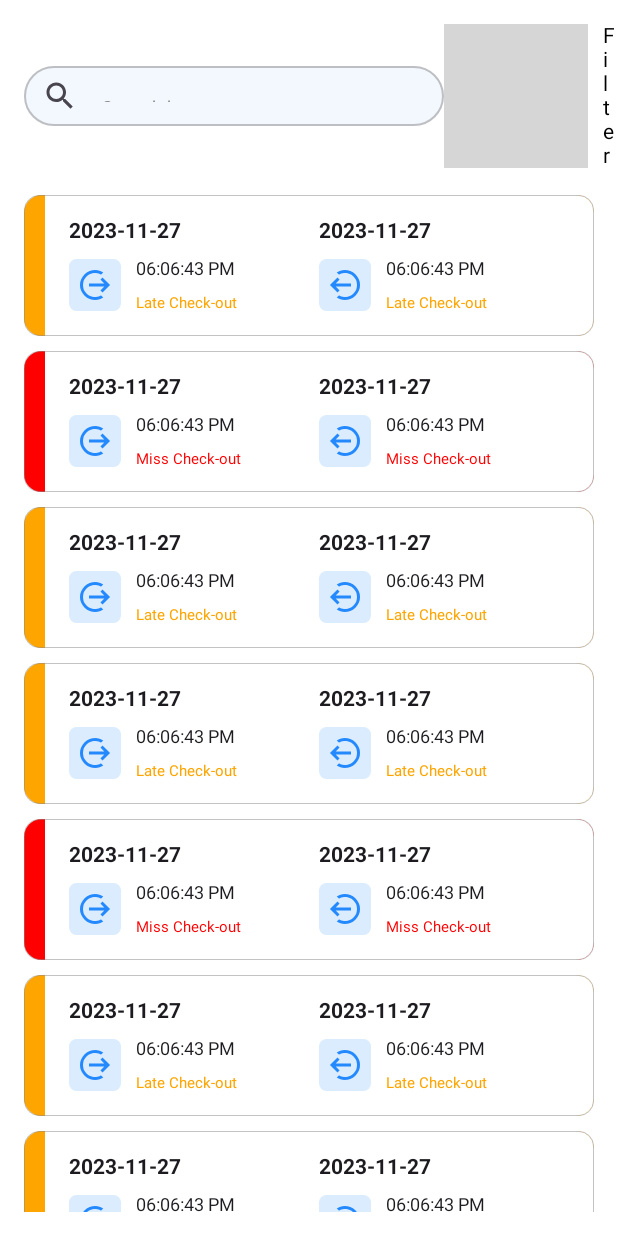
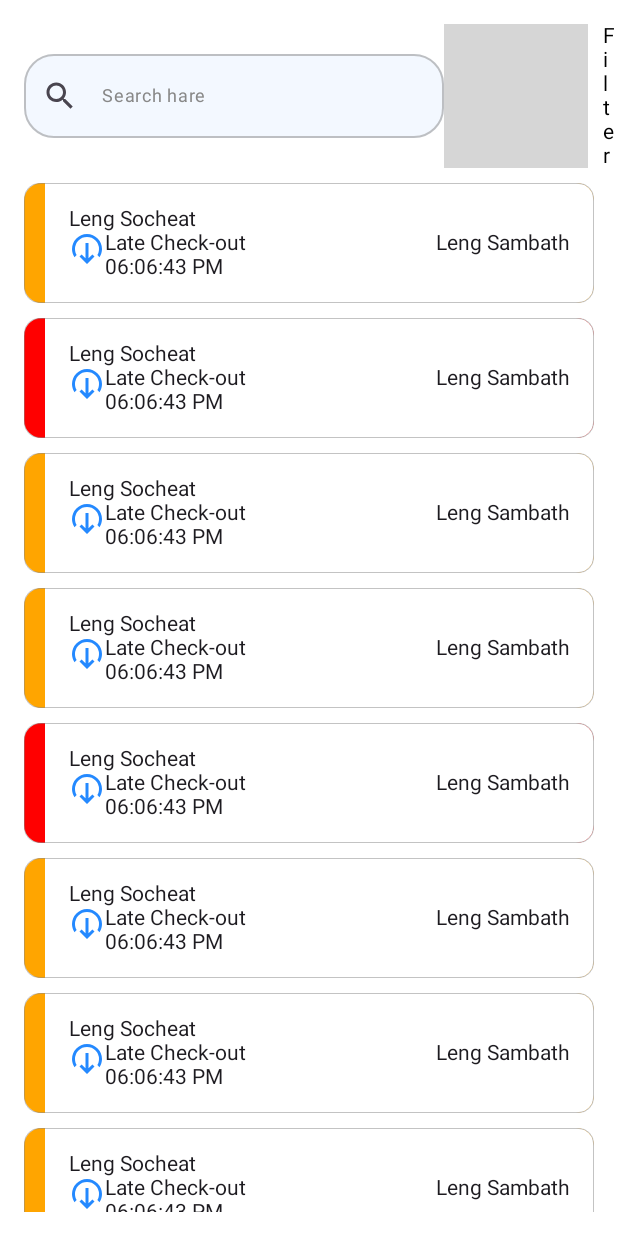
Before and after one commit to theaoudom/PreWeHr, an Android app built with Jetpack Compose: the @Preview function AttendanceScreen, on a phone screen of 412 x 824 dp. Run offline under Robolectric (Android 15) with nearby library versions, the phone set to English and light mode, and no system bars; grey boxes are pictures that could not be loaded.

Commit message:
attendance

```diff
--- a/app/src/main/java/com/hrd/wehr_project/ui/screen/attendance/AttendanceScreen.kt
+++ b/app/src/main/java/com/hrd/wehr_project/ui/screen/attendance/AttendanceScreen.kt
@@ -13,6 +13,7 @@ import androidx.compose.foundation.layout.fillMaxWidth
 import androidx.compose.foundation.layout.height
 import androidx.compose.foundation.layout.padding
 import androidx.compose.foundation.layout.size
+import androidx.compose.foundation.layout.width
 import androidx.compose.foundation.lazy.LazyColumn
 import androidx.compose.foundation.lazy.items
 import androidx.compose.foundation.shape.CircleShape
@@ -40,11 +41,12 @@ import androidx.compose.ui.draw.rotate
 import androidx.compose.ui.graphics.Color
 import androidx.compose.ui.res.painterResource
 import androidx.compose.ui.text.font.FontWeight
+import androidx.compose.ui.tooling.preview.Preview
 import androidx.compose.ui.unit.dp
 import androidx.compose.ui.unit.sp
 import com.hrd.wehr_project.R
 import kotlin.text.contains
-
+@Preview
 @Composable
 fun AttendanceScreen() {
 
@@ -61,7 +63,6 @@ fun AttendanceScreen() {
         SearchFilterBar(searchText) {
             searchText = it
         }
-        Spacer(modifier = Modifier.height(8.dp))
         AttendanceList(filteredAttendance)
     }
 }
@@ -83,7 +84,7 @@ fun SearchFilterBar(searchText: String, onSearchTextChanged: (String) -> Unit) {
         horizontalArrangement = Arrangement.SpaceBetween
     ) {
         OutlinedTextField(
-            modifier = Modifier.height(40.dp),
+            modifier = Modifier,
             colors = TextFieldDefaults.outlinedTextFieldColors(
                 unfocusedBorderColor = Color.Gray.copy(0.5f),
                 focusedBorderColor = Color.Gray.copy(0.5f),
@@ -101,18 +102,9 @@ fun SearchFilterBar(searchText: String, onSearchTextChanged: (String) -> Unit) {
                 )
             }
         )
-//        if (searchText.isNotEmpty()) {
-//            Icon(imageVector = Icons.Filled.Close,
-//                contentDescription = "Clear",
-//                modifier = Modifier
-//                    .padding(8.dp)
-//                    .size(24.dp)
-//                    .clickable { onSearchTextChanged("")
-//                    }
-//            )
-//        }
         Row(
-            modifier = Modifier,
+            modifier = Modifier.fillMaxWidth(),
+            horizontalArrangement = Arrangement.End,
             verticalAlignment = Alignment.CenterVertically
         ) {
             Image(
@@ -153,117 +145,133 @@ fun AttendanceList(attendanceList: List<Attendance>) {
                         verticalAlignment = Alignment.CenterVertically,
                         horizontalArrangement = Arrangement.SpaceBetween
                     ) {
-                        // Left Date Card
-                        Column(
-                            modifier = Modifier.weight(1f),
-                            verticalArrangement = Arrangement.spacedBy(10.dp)
-                        ) {
-                            Text(
-                                text = attendance.aesDate,
-                                fontSize = 14.sp,
-                                fontWeight = FontWeight.Bold
-                            )
-                            Box{
-                                Row(
-                                    modifier = Modifier.fillMaxWidth(),
-                                    verticalAlignment = Alignment.CenterVertically,
-                                    horizontalArrangement = Arrangement.spacedBy(10.dp)
-                                ) {
-                                    Box(
-                                        modifier = Modifier
-                                            .background(
-                                                Color(0xFF2489FF).copy(0.16f), RoundedCornerShape(5.dp)
-                                            )
-                                            .padding(5.dp)
-                                    ) {
-                                        Image(
-                                            painter = painterResource(R.drawable.output_circle_24dp_2489ff_fill0_wght400_grad0_opsz24),
-                                            contentDescription = "check out",
-                                            Modifier.rotate(270f)
-                                        )
-                                    }
-                                    Column(
-                                        modifier = Modifier,
-                                        verticalArrangement = Arrangement.SpaceBetween
-                                    ) {
-                                        Text(
-                                            text = "06:06:43 PM",
-                                            fontSize = 12.sp,
-                                            modifier = Modifier.padding(bottom = 10.dp)
-                                        )
-                                        if (attendance.checkOut.statusName == "Miss Check-out") {
-                                            Text(
-                                                text = "Miss Check-out",
-                                                color = Color.Red,
-                                                fontSize = 10.sp
-                                            )
-                                        } else {
-                                            Text(
-                                                text = attendance.checkOut.statusName,
-                                                color = Color(0xFFFFA500),
-                                                fontSize = 10.sp
-                                            )
-                                        }
-                                    }
+                        // left check out
+                        Column {
+                            Text("Leng Socheat")
+                            Row {
+                                Image(painter = painterResource(R.drawable.output_circle_24dp_2489ff_fill0_wght400_grad0_opsz24), contentDescription = "check out")
+                                Column {
+                                    Text("Late Check-out")
+                                    Text("06:06:43 PM")
                                 }
                             }
                         }
+                        Column {
+                            Text("Leng Sambath")
+                        }
+
+
+                        // Left Date Card
+//                        Column(
+//                            modifier = Modifier.weight(1f),
+//                            verticalArrangement = Arrangement.spacedBy(8.dp)
+//                        ) {
+//                            Text(
+//                                text = attendance.aesDate,
+//                                fontSize = 14.sp,
+//                                fontWeight = FontWeight.Bold
+//                            )
+//                            Box{
+//                                Row(
+//                                    modifier = Modifier.fillMaxWidth(),
+//                                    verticalAlignment = Alignment.CenterVertically,
+//                                    horizontalArrangement = Arrangement.spacedBy(10.dp)
+//                                ) {
+//                                    Box(
+//                                        modifier = Modifier
+//                                            .background(
+//                                                Color(0xFF2489FF).copy(0.16f), RoundedCornerShape(5.dp)
+//                                            )
+//                                            .padding(5.dp)
+//                                    ) {
+//                                        Image(
+//                                            painter = painterResource(R.drawable.output_circle_24dp_2489ff_fill0_wght400_grad0_opsz24),
+//                                            contentDescription = "check out",
+//                                            Modifier.rotate(270f)
+//                                        )
+//                                    }
+//                                    Column(
+//                                        modifier = Modifier,
+//                                        verticalArrangement = Arrangement.SpaceBetween
+//                                    ) {
+//                                        Text(
+//                                            text = "06:06:43 PM",
+//                                            fontSize = 12.sp,
+//                                            modifier = Modifier.padding(bottom = 10.dp)
+//                                        )
+//                                        if (attendance.checkOut.statusName == "Miss Check-out") {
+//                                            Text(
+//                                                text = "Miss Check-out",
+//                                                color = Color.Red,
+//                                                fontSize = 10.sp
+//                                            )
+//                                        } else {
+//                                            Text(
+//                                                text = attendance.checkOut.statusName,
+//                                                color = Color(0xFFFFA500),
+//                                                fontSize = 10.sp
+//                                            )
+//                                        }
+//                                    }
+//                                }
+//                            }
+//                        }
 
                         // Right Date Card
-                        Column(
-                            modifier = Modifier.weight(1f),
-                            verticalArrangement = Arrangement.spacedBy(10.dp)
-                        ) {
-                            Text(
-                                text = attendance.aesDate,
-                                fontSize = 14.sp,
-                                fontWeight = FontWeight.Bold
-                            )
-                            Box{
-                                Row(
-                                    modifier = Modifier.fillMaxWidth(),
-                                    verticalAlignment = Alignment.CenterVertically,
-                                    horizontalArrangement = Arrangement.spacedBy(10.dp)
-                                ) {
-                                    Box(
-                                        modifier = Modifier
-                                            .background(
-                                                Color(0xFF2489FF).copy(0.16f), RoundedCornerShape(5.dp)
-                                            )
-                                            .padding(5.dp)
-                                    ) {
-                                        Image(
-                                            painter = painterResource(R.drawable.output_circle_24dp_2489ff_fill0_wght400_grad0_opsz24),
-                                            contentDescription = "check out",
-                                            Modifier.rotate(90f)
-                                        )
-                                    }
-                                    Column(
-                                        modifier = Modifier,
-                                        verticalArrangement = Arrangement.SpaceBetween
-                                    ) {
-                                        Text(
-                                            text = "06:06:43 PM",
-                                            fontSize = 12.sp,
-                                            modifier = Modifier.padding(bottom = 10.dp)
-                                        )
-                                        if (attendance.checkOut.statusName == "Miss Check-out") {
-                                            Text(
-                                                text = "Miss Check-out",
-                                                color = Color.Red,
-                                                fontSize = 10.sp
-                                            )
-                                        } else {
-                                            Text(
-                                                text = attendance.checkOut.statusName,
-                                                color = Color(0xFFFFA500),
-                                                fontSize = 10.sp
-                                            )
-                                        }
-                                    }
-                                }
-                            }
-                        }
+//                        Column(
+//                            modifier = Modifier.weight(0.6f),
+//                            verticalArrangement = Arrangement.spacedBy(10.dp)
+//                        ) {
+//                            Text(
+//                                text = attendance.aesDate,
+//                                fontSize = 14.sp,
+//                                fontWeight = FontWeight.Bold
+//                            )
+//                            Box{
+//                                Row(
+//                                    modifier = Modifier.fillMaxWidth(),
+//                                    verticalAlignment = Alignment.CenterVertically,
+//                                    horizontalArrangement = Arrangement.spacedBy(10.dp)
+//                                ) {
+//                                    Box(
+//                                        modifier = Modifier
+//                                            .background(
+//                                                Color(0xFF2489FF).copy(0.16f), RoundedCornerShape(5.dp)
+//                                            )
+//                                            .padding(5.dp)
+//                                    ) {
+//                                        Image(
+//                                            painter = painterResource(R.drawable.output_circle_24dp_2489ff_fill0_wght400_grad0_opsz24),
+//                                            contentDescription = "check out",
+//                                            Modifier.rotate(90f)
+//                                        )
+//                                    }
+//                                    Column(
+//                                        modifier = Modifier,
+//                                        verticalArrangement = Arrangement.SpaceBetween
+//                                    ) {
+//                                        Text(
+//                                            text = "06:06:43 PM",
+//                                            fontSize = 12.sp,
+//                                            modifier = Modifier.padding(bottom = 10.dp)
+//                                        )
+//                                        if (attendance.checkIn.statusName == "Miss Check-in") {
+//                                            Text(
+//                                                text = "Miss Check-in",
+//                                                color = Color.Red,
+//                                                fontSize = 10.sp
+//                                            )
+//                                        } else {
+//                                            Text(
+//                                                text = attendance.checkIn.statusName,
+//                                                color = Color(0xFFFFA500),
+//                                                fontSize = 10.sp
+//                                            )
+//                                        }
+//                                    }
+//                                }
+//                            }
+//                        }
                     }
                 }
             }
```
